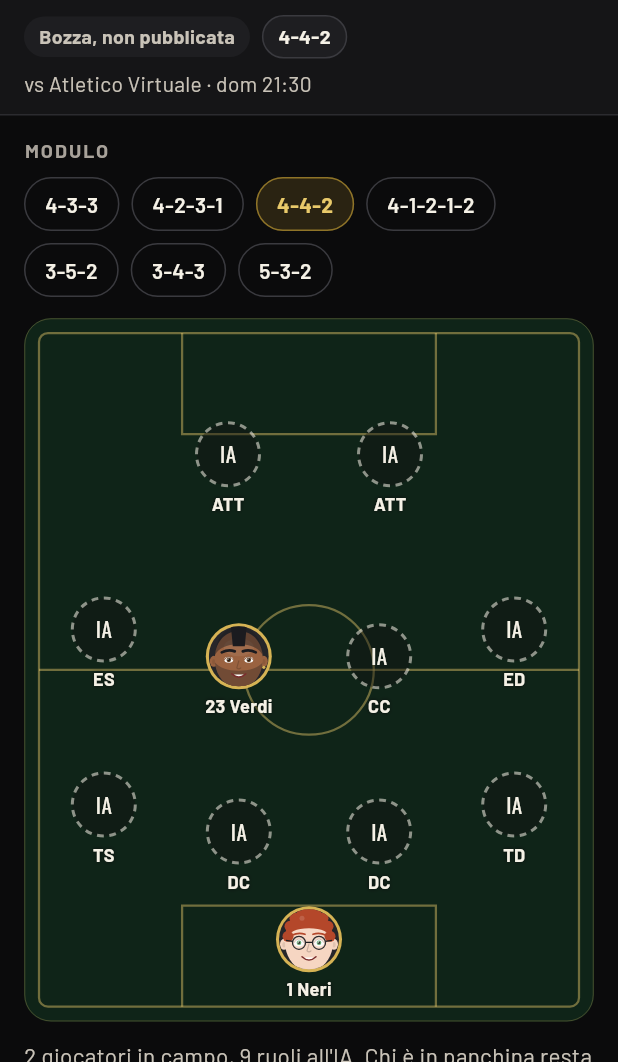
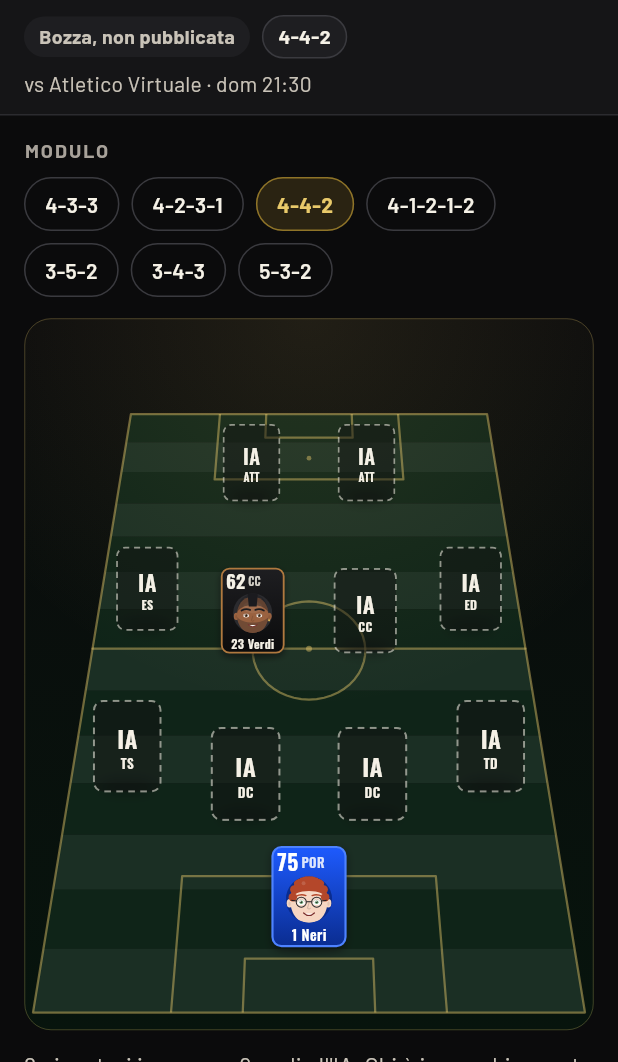
Before and after one commit to lukerondo/milanac-app, a Flutter app: the FormationEditorPage screen opened directly, after a tap on "Futuro", on a phone screen of 412 x 824 dp, the part 174-1236 px from its top. Run offline on Flutter 3.47's test engine with Material 3 defaults, Android fonts, the phone set to English and light mode, and no system bars; our stand-ins replace file_picker, firebase_core, firebase_messaging, flutter_riverpod, go_router, image_picker and 7 more; missing offline and left inert: agora_rtc_engine, record, video_compress; accounts and stored records are empty.

Commit message:
Formazione in prospettiva: campo come il menu tattiche di FC, con le mini carte
- Il campo della formazione è in prospettiva: la porta avversaria lontana in alto, erba a
  strisce, linee d'oro proiettate (perimetro, metà campo, cerchio schiacciato, aree e
  dischetti) e la luce dei riflettori.
- Al posto dei pallini, mini carte in piedi sul loro posto con l'ombra sull'erba:
  overall (con il bonus della speciale), ruolo, volto e "9 Rossi", nei colori della carta
  (nero/oro, blu elettrico o livello). In fondo sono più piccole e quelle davanti coprono
  quelle dietro; i posti all'IA sono carte tratteggiate.
- Si tocca una carta per scegliere il giocatore, come prima. Il PDF resta piatto.

Co-Authored-By: Claude Opus 5.5 <noreply@anthropic.com>
Claude-Session: https://claude.ai/code/session_01AqbAUFgzRc6jubsGkqE32q

```diff
--- a/lib/features/formazione/formazione_page.dart
+++ b/lib/features/formazione/formazione_page.dart
@@ -20,6 +20,9 @@ import '../../shared/member_photo.dart';
 import '../../shared/ui.dart';
 import '../calendario/club_event.dart';
 import '../calendario/events_repository.dart';
+import '../carta/card_colors.dart';
+import '../carta/card_stats.dart';
+import '../carta/mini_card.dart' show CardPortrait;
 import '../carte/special_cards_repository.dart';
 import '../presenze/evening.dart';
 import '../rosa/member.dart';
@@ -27,7 +30,7 @@ import '../rosa/rosa_repository.dart';
 import 'formation_pdf.dart';
 import 'formation_repository.dart';
 import 'modules.dart';
-import 'pitch_painter.dart';
+import 'perspective_pitch.dart';
 
 /// La squadra chiesta dalla rotta della formazione (`/formazione?squadra=futuro`, i valori
 /// sono i nomi di [Team]); null = nessuna, si mostra quella del giocatore.
@@ -538,25 +541,33 @@ class _FormationBoardState extends ConsumerState<FormationBoard> {
                 'Campo con la formazione ${formation.module}: '
                 '${formationSummary(onField, formation.slots.length - onField)}',
             child: AspectRatio(
-              aspectRatio: .81,
+              aspectRatio: .8,
               child: LayoutBuilder(
                 builder: (context, box) {
-                  const inset = PitchPainter.inset;
-                  final fieldW = box.maxWidth - inset * 2;
-                  final fieldH = box.maxHeight - inset * 2;
+                  final pitch = PitchPerspective(box.biggest);
+                  // Dalle carte lontane alle vicine: quelle davanti coprono le altre.
+                  final order = [
+                    for (final (i, slot) in formation.slots.indexed) (i, slot),
+                  ]..sort((a, b) => a.$2.y.compareTo(b.$2.y));
                   return Stack(
+                    clipBehavior: Clip.none,
                     children: [
                       const Positioned.fill(
-                        child: CustomPaint(painter: PitchPainter()),
+                        child: CustomPaint(painter: PerspectivePitchPainter()),
                       ),
-                      // Foto e nome insieme sono centrati sul posto: così anche
-                      // il portiere resta dentro il campo.
-                      for (final (i, slot) in formation.slots.indexed)
-                        Positioned(
-                          left: inset + slot.x * fieldW - 40,
-                          top: inset + slot.y * fieldH - 31,
-                          width: 80,
-                          child: _PlayerToken(
+                      Positioned.fill(
+                        child: CustomPaint(
+                          painter: CardShadowsPainter([
+                            for (final s in formation.slots) (s.x, s.y),
+                          ]),
+                        ),
+                      ),
+                      // Ogni carta sta in piedi sul suo posto, più piccola in fondo.
+                      for (final (i, slot) in order)
+                        _standing(
+                          pitch,
+                          slot,
+                          _PitchCard(
                             slot: slot,
                             member: allMembers[formation.players[i]],
                             onTap: canEdit
@@ -918,16 +929,35 @@ Future<String?> _pickPlayer(
   );
 }
 
-/// Un posto in campo: la foto con il bordo oro e "9 Rossi", oppure (posto libero) il
-/// cerchio tratteggiato dell'IA con il ruolo. Il campo è scuro anche nel tema chiaro.
-class _PlayerToken extends StatelessWidget {
-  const _PlayerToken({required this.slot, required this.member, this.onTap});
+/// Una carta in piedi sul suo posto: i piedi sul punto del campo, più piccola in fondo.
+Widget _standing(PitchPerspective pitch, SlotPosition slot, Widget card) {
+  final at = pitch.project(slot.x, slot.y);
+  final s = PitchPerspective.cardScaleAt(pitch.nearness(slot.y));
+  const w = _PitchCard.width, h = _PitchCard.height;
+  return Positioned(
+    left: at.dx - w * s / 2,
+    top: at.dy - (h - 4) * s,
+    width: w * s,
+    height: h * s,
+    child: FittedBox(
+      child: SizedBox(width: w, height: h, child: card),
+    ),
+  );
+}
+
+/// Un posto in campo come una mini carta di FC: overall, ruolo, volto e "9 Rossi" (con i
+/// colori della carta speciale, se c'è); un posto libero è la carta tratteggiata
+/// dell'IA. Il campo è scuro anche nel tema chiaro.
+class _PitchCard extends ConsumerWidget {
+  const _PitchCard({required this.slot, required this.member, this.onTap});
   final SlotPosition slot;
   final Member? member;
   final VoidCallback? onTap;
 
+  static const width = 52.0, height = 70.0;
+
   @override
-  Widget build(BuildContext context) {
+  Widget build(BuildContext context, WidgetRef ref) {
     final m = member;
     final label = m == null
         ? slot.label
@@ -935,6 +965,37 @@ class _PlayerToken extends StatelessWidget {
             if (m.shirtNumber != null) '${m.shirtNumber}',
             m.displayName.split(' ').last,
           ].join(' ');
+    final special = m == null
+        ? null
+        : ref.watch(activeSpecialCardProvider(m.id));
+    final kind = special?.kind;
+    final (top, bottom, border, fg) = switch (kind) {
+      CardSpecial.neroOro => (
+        CardColors.neroOroLight,
+        CardColors.neroOro,
+        CardColors.gold,
+        CardColors.goldText,
+      ),
+      CardSpecial.blu => (
+        CardColors.blue,
+        CardColors.blueDeep,
+        CardColors.blueRing,
+        CardColors.onBlue,
+      ),
+      null => (
+        CardColors.surfaceHigh,
+        MilanacColors.black,
+        CardColors.tier(tierOf(m?.overall)),
+        CardColors.text,
+      ),
+    };
+    final name = TextStyle(
+      fontFamily: sportFont,
+      fontSize: 10,
+      fontWeight: FontWeight.w600,
+      height: 1.1,
+      color: m == null ? MilanacColors.ivory : fg,
+    );
     return Semantics(
       button: onTap != null,
       label: m == null
@@ -944,84 +1005,141 @@ class _PlayerToken extends StatelessWidget {
       child: GestureDetector(
         behavior: HitTestBehavior.opaque,
         onTap: onTap,
+        child: m == null
+            ? CustomPaint(
+                painter: const _DashedCard(),
+                child: Center(
+                  child: FittedBox(
+                    fit: BoxFit.scaleDown,
                     child: Column(
                       mainAxisSize: MainAxisSize.min,
                       children: [
-            SizedBox.square(
-              dimension: 44,
-              child: m == null
-                  ? const CustomPaint(
-                      painter: _DashedCircle(),
-                      child: Center(
-                        child: Text(
+                        const Text(
                           'IA',
                           style: TextStyle(
                             fontFamily: sportFont,
-                            fontSize: 14,
+                            fontSize: 18,
+                            fontWeight: FontWeight.w600,
                             color: MilanacColors.ivory,
+                          ),
+                        ),
+                        Text(label, style: name),
+                      ],
                     ),
                   ),
                 ),
               )
             : DecoratedBox(
-                      decoration: const BoxDecoration(
-                        color: MilanacColors.gold,
-                        shape: BoxShape.circle,
+                decoration: BoxDecoration(
+                  borderRadius: BorderRadius.circular(7),
+                  border: Border.all(color: border, width: 1.5),
+                  gradient: LinearGradient(
+                    begin: Alignment.topCenter,
+                    end: Alignment.bottomCenter,
+                    colors: [top, bottom],
+                  ),
+                  boxShadow: [
+                    BoxShadow(
+                      color: MilanacColors.black.withValues(alpha: .5),
+                      blurRadius: 4,
+                      offset: const Offset(0, 2),
+                    ),
+                  ],
                 ),
                 child: Padding(
-                        padding: const EdgeInsets.all(2),
-                        child: MemberAvatar(
-                          member: m,
-                          radius: 20,
-                          showNumber: false,
+                  padding: const EdgeInsets.fromLTRB(4, 3, 4, 3),
+                  child: Column(
+                    children: [
+                      // Overall e ruolo si rimpiccioliscono se non c'è posto.
+                      Row(
+                        children: [
+                          Flexible(
+                            flex: 3,
+                            child: FittedBox(
+                              fit: BoxFit.scaleDown,
+                              alignment: Alignment.centerLeft,
+                              child: Text(
+                                overallWith(m.overall, special)?.toString() ??
+                                    '–',
+                                style: TextStyle(
+                                  fontFamily: sportFont,
+                                  fontSize: 15,
+                                  fontWeight: FontWeight.w700,
+                                  height: 1,
+                                  color: fg,
                                 ),
                               ),
                             ),
                           ),
-            const SizedBox(height: 3),
+                          const SizedBox(width: 2),
+                          Flexible(
+                            flex: 2,
+                            child: FittedBox(
+                              fit: BoxFit.scaleDown,
+                              alignment: Alignment.centerRight,
+                              child: Text(
+                                slot.label,
+                                style: TextStyle(
+                                  fontFamily: sportFont,
+                                  fontSize: 9,
+                                  fontWeight: FontWeight.w600,
+                                  height: 1,
+                                  color: fg.withValues(alpha: .85),
+                                ),
+                              ),
+                            ),
+                          ),
+                        ],
+                      ),
+                      Expanded(
+                        child: Center(
+                          child: CardPortrait(
+                            member: m,
+                            size: 32,
+                            special: kind,
+                          ),
+                        ),
+                      ),
                       Text(
                         label,
                         maxLines: 1,
                         overflow: TextOverflow.ellipsis,
-              style: const TextStyle(
-                fontSize: 12,
-                fontWeight: FontWeight.w700,
-                color: MilanacColors.ivory,
-                shadows: [Shadow(color: MilanacColors.black, blurRadius: 3)],
+                        style: name,
+                      ),
+                    ],
                   ),
                 ),
-          ],
               ),
       ),
     );
   }
 }
 
-/// Cerchio tratteggiato di un posto lasciato all'IA.
-class _DashedCircle extends CustomPainter {
-  const _DashedCircle();
+/// La carta tratteggiata di un posto lasciato all'IA.
+class _DashedCard extends CustomPainter {
+  const _DashedCard();
 
   @override
   void paint(Canvas canvas, Size size) {
-    final center = size.center(Offset.zero);
-    final radius = size.shortestSide / 2 - 1;
-    canvas.drawCircle(
-      center,
-      radius,
-      Paint()..color = MilanacColors.ink.withValues(alpha: .4),
+    final r = RRect.fromRectAndRadius(
+      (Offset.zero & size).deflate(1),
+      const Radius.circular(7),
+    );
+    canvas.drawRRect(
+      r,
+      Paint()..color = MilanacColors.ink.withValues(alpha: .45),
     );
     final dash = Paint()
       ..color = MilanacColors.ivory.withValues(alpha: .55)
       ..style = PaintingStyle.stroke
-      ..strokeWidth = 2;
-    const segments = 16;
-    const sweep = 2 * 3.141592653589793 / segments;
-    final rect = Rect.fromCircle(center: center, radius: radius);
-    for (var i = 0; i < segments; i++) {
-      canvas.drawArc(rect, i * sweep, sweep * .55, false, dash);
+      ..strokeWidth = 1.5;
+    for (final metric in (Path()..addRRect(r)).computeMetrics()) {
+      for (var d = 0.0; d < metric.length; d += 9) {
+        canvas.drawPath(metric.extractPath(d, d + 5), dash);
+      }
     }
   }
 
   @override
-  bool shouldRepaint(covariant _DashedCircle oldDelegate) => false;
+  bool shouldRepaint(covariant _DashedCard oldDelegate) => false;
 }
--- /dev/null
+++ b/lib/features/formazione/perspective_pitch.dart
@@ -0,0 +1,187 @@
+import 'dart:math' as math;
+
+import 'package:flutter/material.dart';
+
+import '../../core/theme.dart';
+
+/// Il campo in prospettiva, come il menu tattiche di FC: la porta avversaria lontana in
+/// alto, la nostra vicina in basso. [project] porta un punto del campo (x e y da 0 a 1,
+/// come i posti dei moduli) sullo schermo; [nearness] dice quanto è vicino (da 0 in
+/// fondo a 1 davanti), per ingrandire le carte più vicine.
+class PitchPerspective {
+  const PitchPerspective(this.size);
+  final Size size;
+
+  /// Quante volte la linea di fondo vicina è più larga di quella lontana.
+  static const ratio = 1.55;
+
+  /// Spazio sopra il campo (per le carte in piedi degli attaccanti), sotto e ai lati.
+  static const topPad = 64.0, bottomPad = 12.0, sidePad = 6.0;
+
+  double _depth(double y) => 1 + (ratio - 1) * (1 - y);
+
+  Offset project(double x, double y) {
+    final top = topPad, bottom = size.height - bottomPad;
+    // Proiezione vera: le righe lontane si stringono e si avvicinano tra loro.
+    final b = (bottom - top) / (1 - 1 / ratio);
+    final z = _depth(y);
+    final width = (size.width - 2 * sidePad) / z;
+    return Offset(size.width / 2 + (x - .5) * width, bottom - b + b / z);
+  }
+
+  /// Quanto è grande una carta a una certa [nearness]: in fondo al campo il 70%.
+  static double cardScaleAt(double nearness) => .7 + .3 * nearness;
+
+  double nearness(double y) => (1 / _depth(y) - 1 / ratio) / (1 - 1 / ratio);
+}
+
+/// Erba a strisce, linee d'oro proiettate (perimetro, metà campo, cerchio, aree e
+/// dischetti) e la luce dei riflettori dall'alto. Uguale nei due temi.
+class PerspectivePitchPainter extends CustomPainter {
+  const PerspectivePitchPainter();
+
+  /// Proporzioni del campo vero (larghezza / lunghezza), per il cerchio di centrocampo.
+  static const _aspect = .66;
+
+  @override
+  void paint(Canvas canvas, Size size) {
+    final pitch = PitchPerspective(size);
+    final rect = Offset.zero & size;
+    final clip = RRect.fromRectAndRadius(rect, const Radius.circular(18));
+    canvas
+      ..save()
+      ..clipRRect(clip);
+    // Il buio dello stadio intorno al campo.
+    canvas.drawRect(
+      rect,
+      Paint()
+        ..shader = const LinearGradient(
+          begin: Alignment.topCenter,
+          end: Alignment.bottomCenter,
+          colors: [MilanacColors.black, Color(0xFF07140D)],
+        ).createShader(rect),
+    );
+    // Strisce dell'erba, alternate come quelle tagliate.
+    const stripes = 14;
+    final light = Color.lerp(MilanacColors.pitch, Colors.white, .05)!;
+    for (var i = 0; i < stripes; i++) {
+      final y0 = i / stripes, y1 = (i + 1) / stripes;
+      canvas.drawPath(
+        _quad(pitch, 0, y0, 1, y1),
+        Paint()..color = i.isEven ? MilanacColors.pitch : light,
+      );
+    }
+    final line = Paint()
+      ..color = MilanacColors.pitchLine
+      ..style = PaintingStyle.stroke
+      ..strokeWidth = 1.5
+      ..strokeJoin = StrokeJoin.round;
+    canvas
+      ..drawPath(_quad(pitch, 0, 0, 1, 1), line)
+      ..drawPath(_quad(pitch, 0, .5, 1, .5), line);
+    // Cerchio di centrocampo: un'ellisse schiacciata dalla distanza.
+    const r = .13;
+    final circle = Path();
+    for (var i = 0; i <= 48; i++) {
+      final a = i / 48 * 2 * math.pi;
+      final p = pitch.project(
+        .5 + r * math.cos(a),
+        .5 + r * _aspect * math.sin(a),
+      );
+      i == 0 ? circle.moveTo(p.dx, p.dy) : circle.lineTo(p.dx, p.dy);
+    }
+    canvas.drawPath(circle, line);
+    // Aree di rigore e piccole aree, aperte sulla linea di fondo; i dischetti.
+    final dot = Paint()..color = MilanacColors.pitchLine;
+    for (final far in [true, false]) {
+      for (final (w, h) in const [(.5, .16), (.24, .06)]) {
+        final edge = far ? 0.0 : 1.0;
+        final inner = far ? h : 1 - h;
+        final l = (1 - w) / 2, r = (1 + w) / 2;
+        final path = Path();
+        for (final (i, (x, y)) in [
+          (l, edge),
+          (l, inner),
+          (r, inner),
+          (r, edge),
+        ].indexed) {
+          final p = pitch.project(x, y);
+          i == 0 ? path.moveTo(p.dx, p.dy) : path.lineTo(p.dx, p.dy);
+        }
+        canvas.drawPath(path, line);
+      }
+      final spot = pitch.project(.5, far ? .11 : .89);
+      canvas.drawCircle(spot, 1.5 + pitch.nearness(far ? .11 : .89), dot);
+    }
+    canvas.drawCircle(pitch.project(.5, .5), 2, dot);
+    // La luce dei riflettori che scende sul campo.
+    final glow = Rect.fromCenter(
+      center: Offset(size.width / 2, 0),
+      width: size.width * 1.4,
+      height: size.height * 1.1,
+    );
+    canvas
+      ..drawOval(
+        glow,
+        Paint()
+          ..shader = RadialGradient(
+            colors: [
+              MilanacColors.goldLight.withValues(alpha: .10),
+              MilanacColors.goldLight.withValues(alpha: 0),
+            ],
+          ).createShader(glow),
+      )
+      ..restore()
+      ..drawRRect(
+        clip.deflate(.5),
+        Paint()
+          ..color = MilanacColors.pitchLine.withValues(alpha: .25)
+          ..style = PaintingStyle.stroke,
+      );
+  }
+
+  /// Il quadrilatero del campo tra (x0, y0) e (x1, y1), proiettato.
+  Path _quad(PitchPerspective p, double x0, double y0, double x1, double y1) {
+    final a = p.project(x0, y0), b = p.project(x1, y0);
+    final c = p.project(x1, y1), d = p.project(x0, y1);
+    return Path()
+      ..moveTo(a.dx, a.dy)
+      ..lineTo(b.dx, b.dy)
+      ..lineTo(c.dx, c.dy)
+      ..lineTo(d.dx, d.dy)
+      ..close();
+  }
+
+  @override
+  bool shouldRepaint(covariant PerspectivePitchPainter oldDelegate) => false;
+}
+
+/// Le ombre delle carte sull'erba, sotto i piedi di ognuna.
+class CardShadowsPainter extends CustomPainter {
+  const CardShadowsPainter(this.points);
+
+  /// Punto del campo (x, y da 0 a 1) di ogni carta.
+  final List<(double, double)> points;
+
+  @override
+  void paint(Canvas canvas, Size size) {
+    final pitch = PitchPerspective(size);
+    final shadow = Paint()
+      ..color = MilanacColors.black.withValues(alpha: .45)
+      ..maskFilter = const MaskFilter.blur(BlurStyle.normal, 4);
+    for (final (x, y) in points) {
+      final s = PitchPerspective.cardScaleAt(pitch.nearness(y));
+      canvas.drawOval(
+        Rect.fromCenter(
+          center: pitch.project(x, y),
+          width: 40 * s,
+          height: 10 * s,
+        ),
+        shadow,
+      );
+    }
+  }
+
+  @override
+  bool shouldRepaint(CardShadowsPainter old) => old.points != points;
+}
```
Also changed, not shown: 3 other files. Lines whose indentation alone changed are shown as unchanged.
